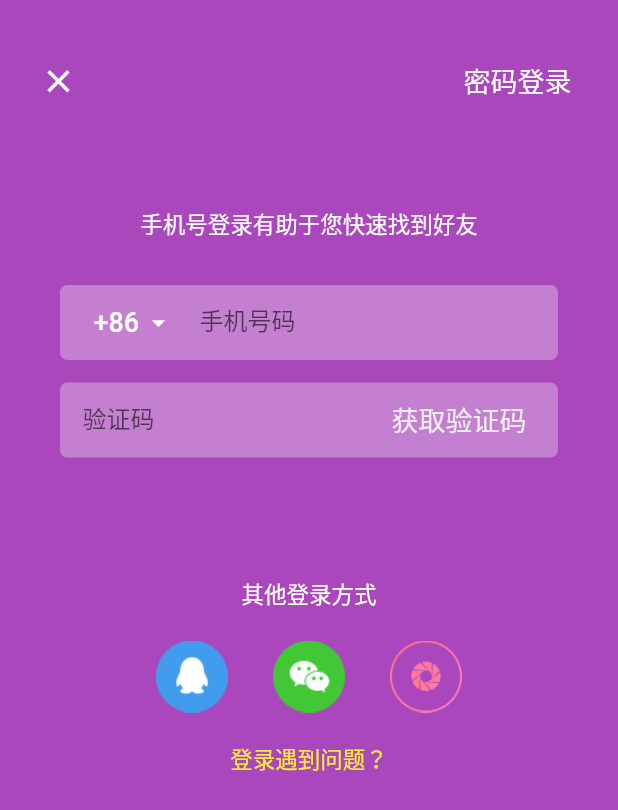
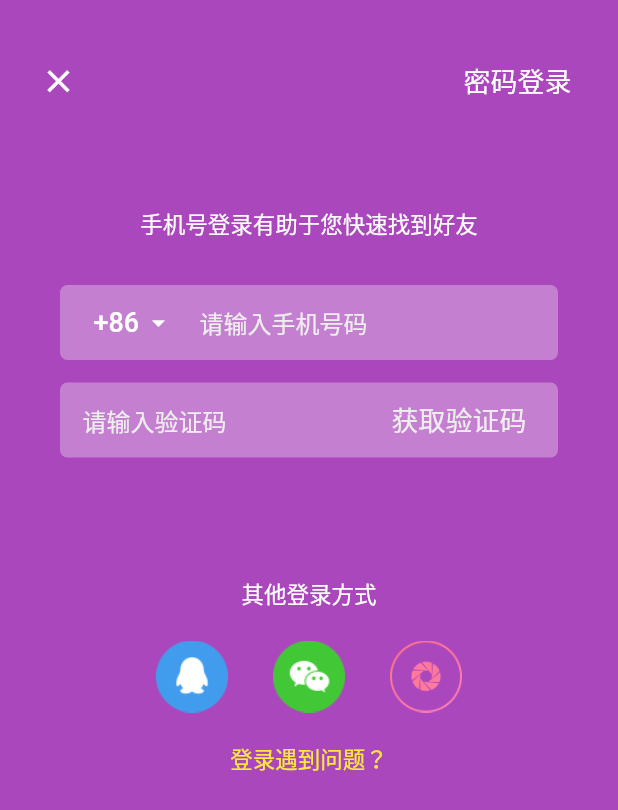
Before and after one commit to opvexe/FlutterToikLogin, a Flutter app: the screen it shows after launch, on a phone screen of 412 x 824 dp. Shown: the top 810 px of the screen. Run offline on Flutter 3.47's test engine with Material 2 defaults, Android fonts, the phone set to English and light mode, and no system bars.

Commit message:
no message

```diff
--- a/flutterlogin/lib/login.dart
+++ b/flutterlogin/lib/login.dart
@@ -99,7 +99,7 @@ class loginWidget extends StatelessWidget {
                       decoration: InputDecoration(
                         border: InputBorder.none,
                         hintText: "请输入手机号码",
-                        labelText: "手机号码",
+                        // labelText: "手机号码",
                         hintStyle: TextStyle(
                             color: Colors.grey.shade200, fontSize: 16.0),
                       ),
@@ -138,7 +138,7 @@ class loginWidget extends StatelessWidget {
                     decoration: InputDecoration(
                       border: InputBorder.none,
                       hintText: "请输入验证码",
-                      labelText: "验证码",
+                      // labelText: "验证码",
                       hintStyle: TextStyle(
                           color: Colors.grey.shade200, fontSize: 16.0),
                     ),
--- a/flutterlogin/lib/password.dart
+++ b/flutterlogin/lib/password.dart
@@ -19,7 +19,7 @@ class _passwordControllerState extends State<passwordController> {
 class passwordWidget extends StatelessWidget {
   @override
   Widget build(BuildContext context) {
-    return Container(
+    return Container(   ///键盘遮挡， center   == SingleChildScrollView
       child: SingleChildScrollView(
         child: Column(
         crossAxisAlignment: CrossAxisAlignment.start,
```
